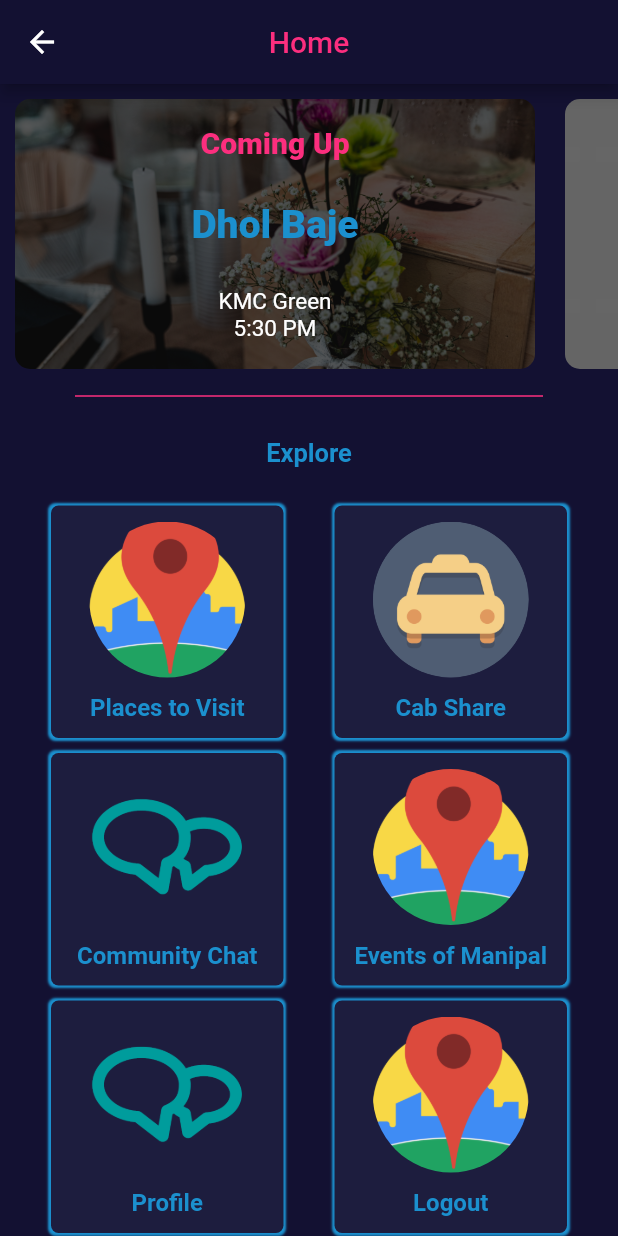
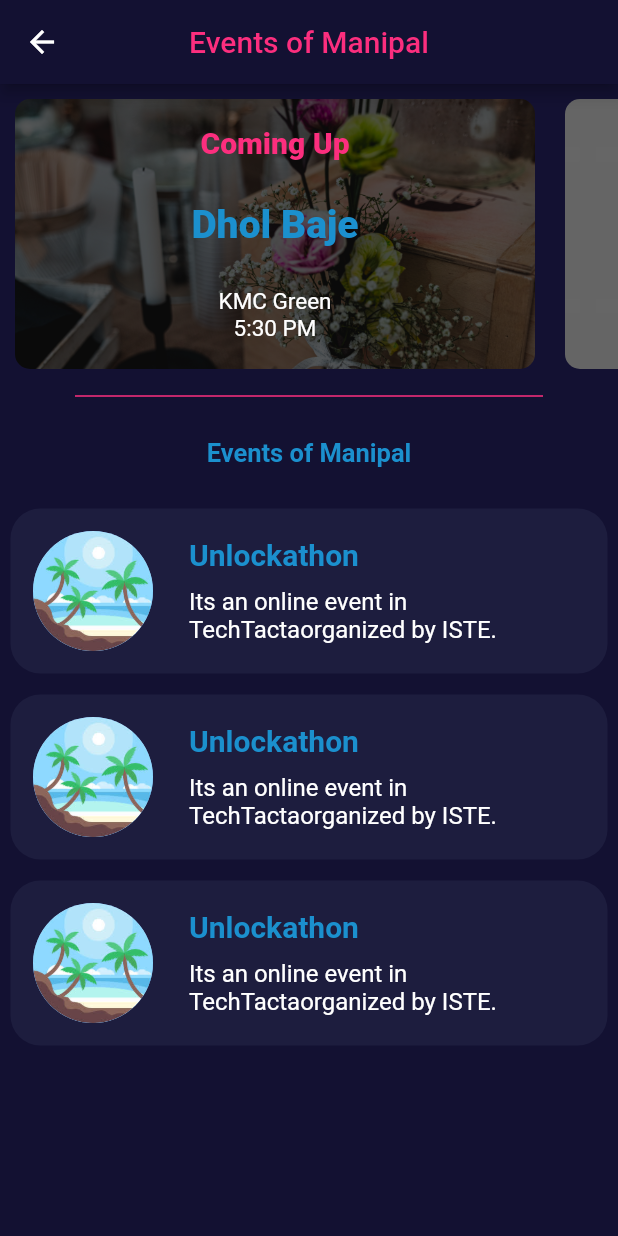
Before and after one commit to magj28/manipalSocialApp, a Flutter app: the HomeScreen screen opened by its route, after a tap on "Events of Manipal", on a phone screen of 412 x 824 dp. Run offline on Flutter 3.47's test engine with Material 2 defaults, Android fonts, the phone set to English and light mode, and no system bars; our stand-ins replace flutter_datetime_picker, flutter_secure_storage, splashscreen; accounts and stored records are empty; network calls fail.

Commit message:
experiences working with minor bugs

```diff
--- /dev/null
+++ b/manipalsocial/lib/UI/screens/eventsScreen.dart
@@ -0,0 +1,75 @@
+import 'package:flutter/material.dart';
+import 'package:manipalsocial/UI/widgets/customCard.dart';
+import 'package:manipalsocial/UI/widgets/promoCard.dart';
+
+class EventScreen extends StatelessWidget {
+  @override
+  Widget build(BuildContext context) {
+    return Scaffold(
+      backgroundColor: Color(0xff131132),
+      appBar: AppBar(
+        title: Text('Events of Manipal',
+            style: TextStyle(color: Color(0xffFC2E7E))),
+        centerTitle: true,
+        backgroundColor: Color(0xff131132),
+      ),
+      body: SingleChildScrollView(
+        child: Column(
+          crossAxisAlignment: CrossAxisAlignment.center,
+          children: <Widget>[
+            Container(
+              height: 200,
+              child: ListView(
+                scrollDirection: Axis.horizontal,
+                children: <Widget>[
+                  PromoCard('assets/images/one.jpg', 'Dhol Baje', 'KMC Green',
+                      '5:30 PM', () {
+                    Navigator.pushNamed(context, '/upcomingEvent');
+                  }),
+                  PromoCard('assets/images/two.jpg', 'Diwali Celeberation',
+                      'Hockey Ground', '6:30 PM', () {}),
+                  PromoCard('assets/images/one.jpg', 'Unlockathon', 'KMC Green',
+                      '8:30 PM', () {}),
+                  PromoCard('assets/images/two.jpg', 'Acumen',
+                      'Football Ground', '7:30 PM', () {}),
+                ],
+              ),
+            ),
+            Divider(
+              thickness: 1,
+              color: Color(0xffFC2E7E),
+              indent: 50,
+              endIndent: 50,
+            ),
+            SizedBox(
+              height: 20.0,
+            ),
+            Text(
+              'Events of Manipal',
+              style: TextStyle(
+                  color: Color(0xff1B90CE),
+                  fontSize: 17.0,
+                  fontWeight: FontWeight.bold),
+            ),
+            SizedBox(
+              height: 20.0,
+            ),
+            ListView.builder(
+              shrinkWrap: true,
+              physics: NeverScrollableScrollPhysics(),
+              itemCount: 3,
+              itemBuilder: (context, index) {
+                return CustomCard(
+                  imageurl: "assets/images/beachLogo.png",
+                  name: "Unlockathon",
+                  info: "Its an online event in TechTactaorganized by ISTE.",
+                  onTap: () {},
+                );
+              },
+            ),
+          ],
+        ),
+      ),
+    );
+  }
+}
--- a/manipalsocial/lib/UI/screens/experienceScreen.dart
+++ b/manipalsocial/lib/UI/screens/experienceScreen.dart
@@ -15,9 +15,9 @@ class ExperienceScreen extends StatelessWidget {
       appBar: AppBar(
         backgroundColor: Color(0xff131132),
         title: Text(
-          'EXPERIENCE',
-          style: TextStyle(
-              color: Colors.white, fontSize: 20, fontWeight: FontWeight.w600),
+          'Experiences',
+          textAlign: TextAlign.center,
+          style: TextStyle(color: Color(0xffFC2E7E)),
         ),
         centerTitle: true,
         elevation: 0,
--- a/manipalsocial/lib/UI/screens/homeScreen.dart
+++ b/manipalsocial/lib/UI/screens/homeScreen.dart
@@ -78,8 +78,10 @@ class HomeScreen extends StatelessWidget {
                 HomeScreenCard('Community Chat', 'assets/images/chat.png', () {
                   Navigator.pushNamed(context, '/chat');
                 }),
-                HomeScreenCard(
-                    'Events of Manipal', 'assets/images/places.png', () {}),
+                HomeScreenCard('Events of Manipal', 'assets/images/places.png',
+                    () {
+                  Navigator.pushNamed(context, '/event');
+                }),
               ],
             ),
             Row(
--- a/manipalsocial/lib/UI/screens/upcomingEvent.dart
+++ b/manipalsocial/lib/UI/screens/upcomingEvent.dart
@@ -1,9 +1,10 @@
 import 'package:flutter/cupertino.dart';
 import 'package:flutter/material.dart';
-import 'package:manipalsocial/logic/models/Event.dart';
+import 'package:manipalsocial/UI/widgets/infoCard.dart';
+import 'package:manipalsocial/logic/models/upcomingEvent.dart';
 
 class UpcomingEvent extends StatelessWidget {
-  Event _event = new Event(
+  ComingEvent _event = new ComingEvent(
     name: 'Dhol Baje',
     when: '31/08/2020 \n5:30pm',
     where: 'KMC Green',
@@ -11,7 +12,10 @@ class UpcomingEvent extends StatelessWidget {
         'https://indianstorytime.files.wordpress.com/2012/10/550409_2458318194207_818717898_n.jpg',
     what: 'Annual charitable gala event ‘Dhol Baje’ with a Dandiya night theme',
     organizer: 'Rotaract Club of Manipal',
-    contact: {'Shubham': '+91 8130180208', 'Shubh': '+91 81230180208'},
+    contact: [
+      {'Name': "Shubham", "ContactNum": "+91 8130180208"},
+      {'Name': "Shubham", "ContactNum": "+91 8130180208"}
+    ],
   );
 
   @override
@@ -19,13 +23,11 @@ class UpcomingEvent extends StatelessWidget {
     return Scaffold(
       backgroundColor: Color(0xff131132),
       appBar: AppBar(
-        title: Center(
-          child: Text(
-            'Upcoming Event',
-            textAlign: TextAlign.center,
-            style: TextStyle(
-                color: Color(0xffFC2E7E), fontWeight: FontWeight.bold),
-          ),
+        title: Text(
+          'Upcoming Event',
+          textAlign: TextAlign.center,
+          style:
+              TextStyle(color: Color(0xffFC2E7E), fontWeight: FontWeight.bold),
         ),
         centerTitle: true,
         backgroundColor: Color(0xff131132),
@@ -74,12 +76,10 @@ class UpcomingEvent extends StatelessWidget {
                   ),
                 ),
               ),
-              // _event.contact.forEach((key, value) {
-              //   InfoCard(key, 'phone', value);
-              // }),
-              // for(MapEntry<String, String> k in _event.contact.entries){
-              //   InfoCard(k.key, 'phone', k.value)
-              // },
+              InfoCard(_event.contact[0]['Name'], 'phone',
+                  _event.contact[0]['ContactNum']),
+              InfoCard(_event.contact[1]['Name'], 'phone',
+                  _event.contact[1]['ContactNum']),
               Padding(
                 padding: EdgeInsets.all(10.0),
               ),
@@ -99,7 +99,7 @@ class UpcomingEvent extends StatelessWidget {
           children: <Widget>[
             Text(
               heading == _event.name
-                  ? (_event.name + '\n' + _event.organizer)
+                  ? (_event.name + '\n' + "by " + _event.organizer)
                   : heading,
               style: TextStyle(
                   color: Color(0xff1B90CE),
--- a/manipalsocial/lib/main.dart
+++ b/manipalsocial/lib/main.dart
@@ -2,6 +2,7 @@ import 'package:flutter/material.dart';
 import 'package:manipalsocial/UI/screens/addExperience.dart';
 import 'package:manipalsocial/UI/screens/cabShareScreen.dart';
 import 'package:manipalsocial/UI/screens/chatScreen.dart';
+import 'package:manipalsocial/UI/screens/eventsScreen.dart';
 import 'package:manipalsocial/UI/screens/experienceScreen.dart';
 import 'package:manipalsocial/UI/screens/homeScreen.dart';
 import 'package:manipalsocial/UI/screens/loginScreen.dart';
@@ -10,6 +11,7 @@ import 'package:manipalsocial/UI/screens/placesScreen.dart';
 import 'package:manipalsocial/UI/screens/profileScreen.dart';
 import 'package:manipalsocial/UI/screens/signUp.dart';
 import 'package:manipalsocial/UI/screens/splashScreen.dart';
+import 'package:manipalsocial/UI/screens/upcomingEvent.dart';
 import 'package:manipalsocial/logic/viewModels/experienceViewModel.dart';
 import 'package:manipalsocial/logic/viewModels/placeViewModel.dart';
 import 'package:manipalsocial/logic/viewModels/userViewModel.dart';
@@ -55,6 +57,8 @@ class MyApp extends StatelessWidget {
         '/addExperience': (context) => AddExperienceScreen(),
         '/experience': (context) => ExperienceScreen(),
         '/chat': (context) => ChatScreen(),
+        '/upcomingEvent': (context) => UpcomingEvent(),
+        '/event': (context) => EventScreen(),
       },
     );
   }
```
Also changed, not shown: manipalsocial/lib/UI/screens/addExperience.dart (+8 -11 lines), manipalsocial/lib/UI/screens/cabShareScreen.dart (+6 -6 lines), manipalsocial/lib/UI/screens/placeSingle.dart (+5 -7 lines), manipalsocial/lib/UI/screens/placesScreen.dart (+5 -6 lines), manipalsocial/lib/UI/screens/profileScreen.dart (+5 -8 lines), manipalsocial/lib/UI/widgets/experienceCard.dart (+57 -15 lines), manipalsocial/lib/logic/models/upcomingEvent.dart (renamed from manipalsocial/lib/logic/models/Event.dart, +7 -7 lines), manipalsocial/lib/logic/viewModels/experienceViewModel.dart (+63 -0 lines), manipalsocial/lib/services/webApi.dart (+59 -1 lines).
